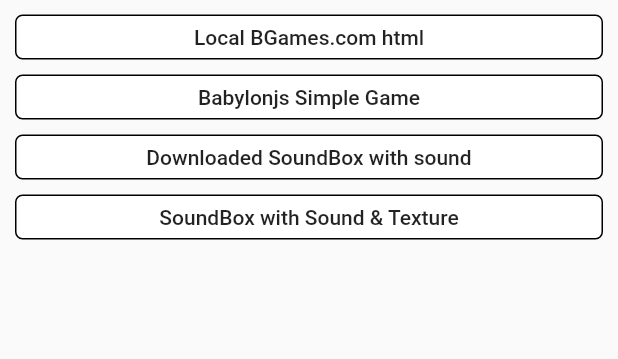
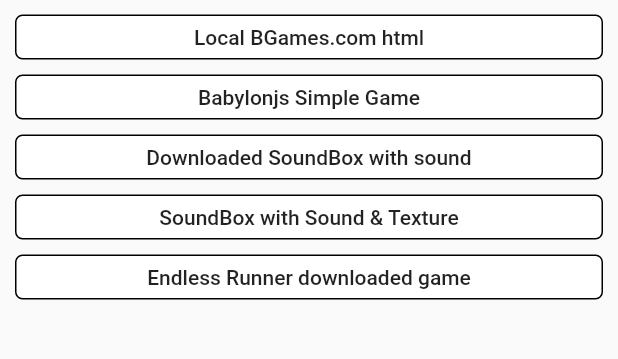
Before and after one commit to ramnim/webview, a Flutter app: the screen it shows after launch, on a phone screen of 412 x 824 dp, the part 257-616 px from its top. Run offline on Flutter 3.47's test engine with Material 2 defaults, Android fonts, the phone set to English and light mode, and no system bars; our stand-ins replace webview_flutter.

Commit message:
added endless runner game button to home page

```diff
--- a/lib/routes/home_page.dart
+++ b/lib/routes/home_page.dart
@@ -46,6 +46,12 @@
           buttonContainer(context: context,
             url: "https://firebasestorage.googleapis.com/v0/b/gameout-68dab.appspot.com/o/webview%2Fsoundbox.sound.texture.zip?alt=media&token=deeb8b08-bba2-42c5-bf2e-b4c11fc370ce",
 	    text: 'SoundBox with Sound & Texture'),
+	  ///
+	  /// EndlessRunner babylonjs downloaded game
+	  /// sound is not working
+          buttonContainer(context: context,
+            url: "https://firebasestorage.googleapis.com/v0/b/gameout-68dab.appspot.com/o/webview%2Fbjs.runner.zip?alt=media&token=f9c16dfd-b9ca-4b1a-982a-d61ebe5d99f4",
+	    text: 'Endless Runner downloaded game'),
         ],
       ),
     );
```
